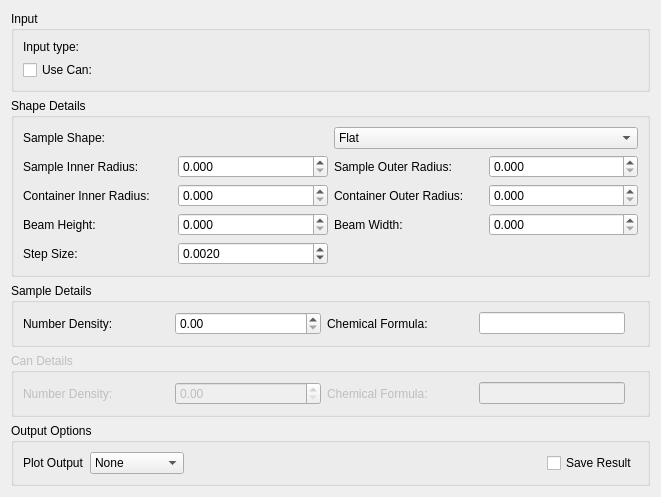
Above: Code/Mantid/MantidQt/CustomInterfaces/inc/MantidQtCustomInterfaces/Indirect/CalcCorr.ui from mantidproject/mantid before the change. Below: the same form after it.
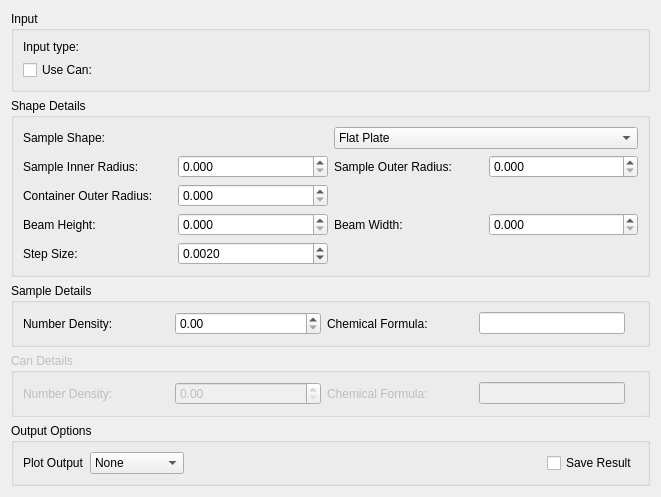
That is the form after the change. The open tabs and pages were chosen to show the change. Custom widgets are drawn as their Qt base class.

Commit message:
Add rebinning to apply corr, calc corr working
Refs #11326

```diff
--- a/Code/Mantid/MantidQt/CustomInterfaces/inc/MantidQtCustomInterfaces/Indirect/CalcCorr.ui
+++ b/Code/Mantid/MantidQt/CustomInterfaces/inc/MantidQtCustomInterfaces/Indirect/CalcCorr.ui
@@ -121,7 +121,7 @@
          <widget class="QComboBox" name="cbSampleShape">
           <item>
            <property name="text">
-            <string>Flat</string>
+            <string>Flat Plate</string>
            </property>
           </item>
           <item>
@@ -224,13 +224,6 @@
           <property name="margin">
            <number>0</number>
           </property>
-          <item row="1" column="2">
-           <widget class="QLabel" name="lbCylCanOuterRadius">
-            <property name="text">
-             <string>Container Outer Radius:</string>
-            </property>
-           </widget>
-          </item>
           <item row="5" column="3">
            <widget class="QDoubleSpinBox" name="spCylBeamWidth">
             <property name="decimals">
@@ -248,13 +241,6 @@
             </property>
            </widget>
           </item>
-          <item row="1" column="0">
-           <widget class="QLabel" name="lbCylCanInnerRadius">
-            <property name="text">
-             <string>Container Inner Radius:</string>
-            </property>
-           </widget>
-          </item>
           <item row="5" column="0">
            <widget class="QLabel" name="lbCylBeamHeight">
             <property name="text">
@@ -262,19 +248,6 @@
             </property>
            </widget>
           </item>
-          <item row="1" column="1">
-           <widget class="QDoubleSpinBox" name="spCylCanInnerRadius">
-            <property name="decimals">
-             <number>3</number>
-            </property>
-            <property name="maximum">
-             <double>9999.989999999999782</double>
-            </property>
-            <property name="singleStep">
-             <double>0.100000000000000</double>
-            </property>
-           </widget>
-          </item>
           <item row="5" column="1">
            <widget class="QDoubleSpinBox" name="spCylBeamHeight">
             <property name="decimals">
@@ -285,19 +258,6 @@
             </property>
            </widget>
           </item>
-          <item row="1" column="3">
-           <widget class="QDoubleSpinBox" name="spCylCanOuterRadius">
-            <property name="decimals">
-             <number>3</number>
-            </property>
-            <property name="maximum">
-             <double>9999.989999999999782</double>
-            </property>
-            <property name="singleStep">
-             <double>0.100000000000000</double>
-            </property>
-           </widget>
-          </item>
           <item row="7" column="0">
            <widget class="QLabel" name="lbCylStepSize">
             <property name="text">
@@ -358,6 +318,26 @@
             </property>
            </widget>
           </item>
+          <item row="1" column="0">
+           <widget class="QLabel" name="lbCylCanOuterRadius">
+            <property name="text">
+             <string>Container Outer Radius:</string>
+            </property>
+           </widget>
+          </item>
+          <item row="1" column="1">
+           <widget class="QDoubleSpinBox" name="spCylCanOuterRadius">
+            <property name="decimals">
+             <number>3</number>
+            </property>
+            <property name="maximum">
+             <double>9999.989999999999782</double>
+            </property>
+            <property name="singleStep">
+             <double>0.100000000000000</double>
+            </property>
+           </widget>
+          </item>
          </layout>
         </widget>
        </widget>
```
Left out of the diff: 32 changed lines with no effect on the pictures. The commit also changes 4 other files.
